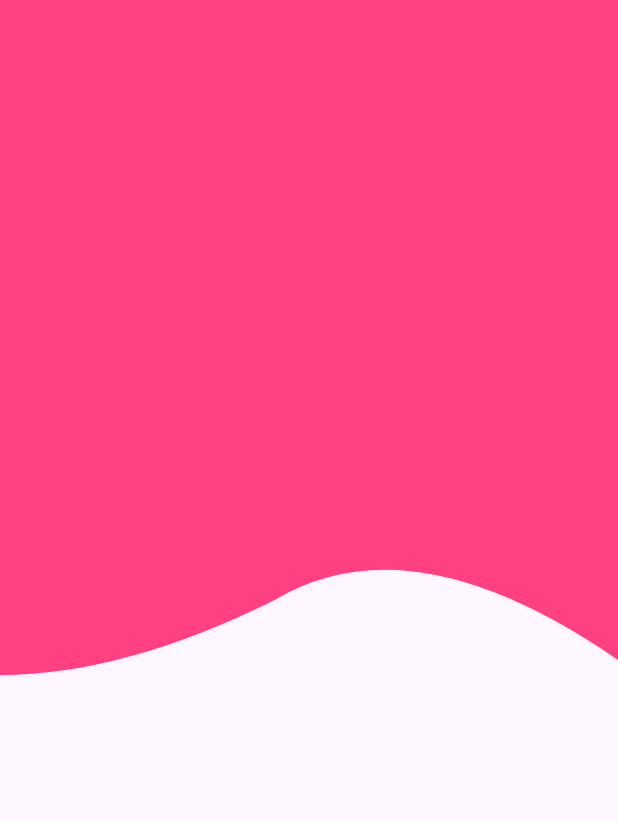
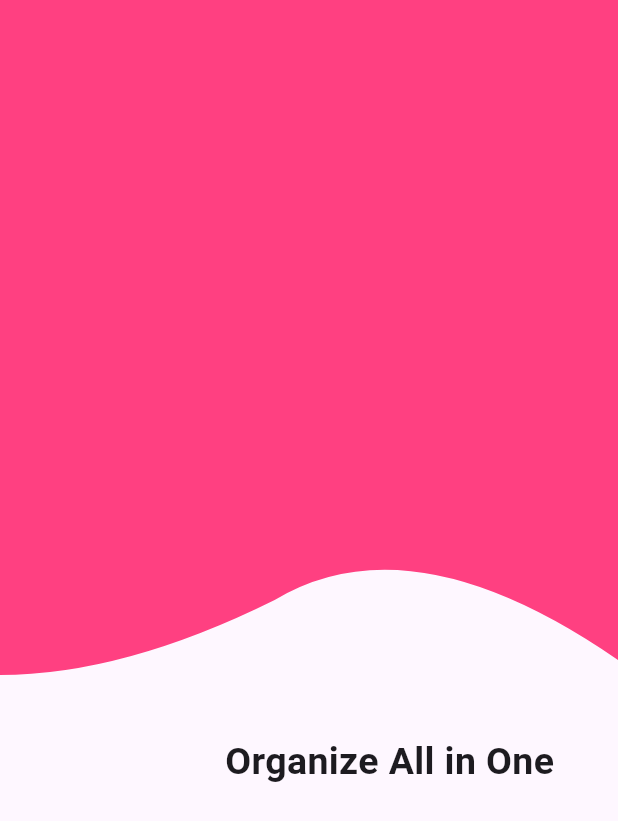
Before and after one commit to AYA837/personal_manager, a Flutter app: the ThirdPage screen opened directly, on a phone screen of 412 x 824 dp. Shown: the top 821 px of the screen. Run offline on Flutter 3.47's test engine with Material 3 defaults, Android fonts, the phone set to English and light mode, and no system bars; our stand-ins replace get.

Commit message:
added the floating text

```diff
--- a/lib/Widgets/widgets_page.dart
+++ b/lib/Widgets/widgets_page.dart
@@ -60,3 +60,67 @@ class MyWavedClipper extends CustomClipper<Path> {
   }
 
 }
+
+class FloatingText extends StatefulWidget {
+
+  final String text;
+  const FloatingText({super.key ,required  this.text});
+
+  @override
+  State<FloatingText> createState() => _FloatingTextState();
+}
+
+class _FloatingTextState extends State<FloatingText>
+    with SingleTickerProviderStateMixin {
+
+  late AnimationController controller;
+  late Animation<double> animation;
+
+  @override
+  void initState() {
+    super.initState();
+
+    controller = AnimationController(
+      vsync: this,
+      duration: const Duration(seconds: 2),
+    )..repeat(reverse: true);
+
+    animation = Tween<double>(
+      begin: 0,
+      end: -10,
+    ).animate(
+      CurvedAnimation(
+        parent: controller,
+        curve: Curves.easeInOut,
+      ),
+    );
+  }
+
+
+  //dispose will clean what the controller has created after done with animation
+  @override
+  void dispose() {
+    controller.dispose();
+    super.dispose();
+  }
+
+  @override
+  Widget build(BuildContext context) {
+    return AnimatedBuilder(
+      animation: animation,
+      builder: (context, child) {
+        return Transform.translate(
+          offset: Offset(0, animation.value),
+          child: child,
+        );
+      },
+      child: const Text(
+        "Organize All in One",
+        style: TextStyle(
+          fontSize: 25,
+          fontWeight: FontWeight.bold,
+        ),
+      ),
+    );
+  }
+}
--- a/lib/third_page.dart
+++ b/lib/third_page.dart
@@ -33,7 +33,15 @@ class _ThirdPageState extends State<ThirdPage> {
               width: 450,
               height: 450,
             ),
-           )
+           ),
+
+          Container(
+           // alignment: Alignment.center,
+            padding: EdgeInsets.fromLTRB(150, 500, 5, 10),
+
+
+            child: FloatingText(text: "Welcome",)),
+
         ],
       ),
 
```
